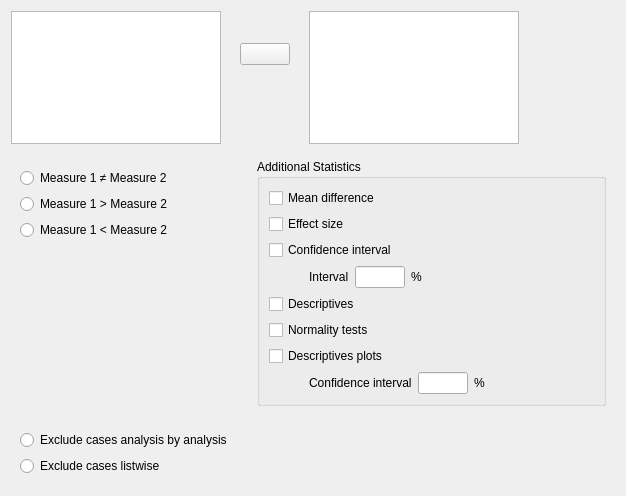
The window that JASP-Desktop/analysisforms/ttestpairedsamplesform.ui (jasp-stats/jasp-desktop) describes before a commit, drawn with Qt 5.
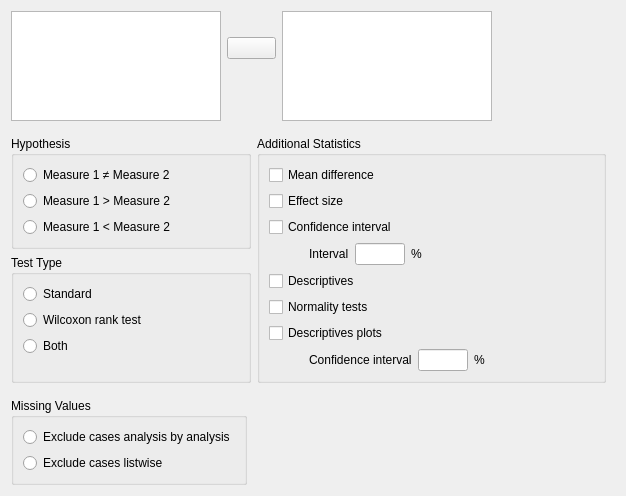
The same window after the commit. Custom widgets are drawn as their Qt base class.

Commit message: IS, PS T-Test: Added option for wilcoxon

Diff of the .ui file:
```diff
--- a/JASP-Desktop/analysisforms/ttestpairedsamplesform.ui
+++ b/JASP-Desktop/analysisforms/ttestpairedsamplesform.ui
@@ -15,8 +15,8 @@
   </property>
   <layout class="QGridLayout" name="gridLayout_7">
    <item row="3" column="0">
-    <widget class="BoundGroupBox" name="missingValues" native="true">
-     <property name="title" stdset="0">
+    <widget class="BoundGroupBox" name="missingValues">
+     <property name="title">
       <string>Missing Values</string>
      </property>
      <property name="flat" stdset="0">
@@ -40,14 +40,14 @@
      </layout>
     </widget>
    </item>
-   <item row="1" column="0" rowspan="2" colspan="5">
+   <item row="1" column="0" rowspan="2" colspan="4">
     <widget class="QWidget" name="widget_3" native="true">
      <layout class="QGridLayout" name="gridLayout_3">
       <property name="leftMargin">
        <number>0</number>
       </property>
       <item row="0" column="0" rowspan="2">
-       <widget class="BoundGroupBox" name="hypothesis" native="true">
+       <widget class="BoundGroupBox" name="hypothesis">
         <property name="minimumSize">
          <size>
           <width>240</width>
@@ -98,7 +98,50 @@
         </layout>
        </widget>
       </item>
-      <item row="0" column="1" rowspan="2">
+      <item row="2" column="0">
+       <widget class="BoundGroupBox" name="testType">
+        <property name="title">
+         <string>Test Type</string>
+        </property>
+        <layout class="QGridLayout" name="gridLayout_10">
+         <item row="0" column="0">
+          <widget class="QRadioButton" name="_1standard">
+           <property name="text">
+            <string>Standard</string>
+           </property>
+          </widget>
+         </item>
+         <item row="2" column="0" rowspan="2" colspan="2">
+          <widget class="QRadioButton" name="_3both">
+           <property name="text">
+            <string>Both</string>
+           </property>
+          </widget>
+         </item>
+         <item row="1" column="0">
+          <widget class="QRadioButton" name="_2wilcoxon">
+           <property name="text">
+            <string>Wilcoxon rank test</string>
+           </property>
+          </widget>
+         </item>
+         <item row="4" column="0">
+          <spacer name="verticalSpacer_6">
+           <property name="orientation">
+            <enum>Qt::Vertical</enum>
+           </property>
+           <property name="sizeHint" stdset="0">
+            <size>
+             <width>20</width>
+             <height>40</height>
+            </size>
+           </property>
+          </spacer>
+         </item>
+        </layout>
+       </widget>
+      </item>
+      <item row="0" column="1" rowspan="3">
        <widget class="GroupBox" name="groupBox_7">
         <property name="title">
          <string>Additional Statistics</string>
@@ -280,7 +323,7 @@
      </layout>
     </widget>
    </item>
-   <item row="0" column="4">
+   <item row="0" column="3">
     <widget class="QWidget" name="widget" native="true">
      <property name="minimumSize">
       <size>
@@ -290,7 +333,7 @@
      </property>
     </widget>
    </item>
-   <item row="0" column="0" colspan="4">
+   <item row="0" column="0" colspan="3">
     <widget class="QWidget" name="widget_2" native="true">
      <layout class="QGridLayout" name="gridLayout">
       <property name="leftMargin">
@@ -429,17 +472,17 @@
    <header>widgets/groupbox.h</header>
    <container>1</container>
   </customwidget>
+  <customwidget>
+   <class>BoundGroupBox</class>
+   <extends>QGroupBox</extends>
+   <header>widgets/boundgroupbox.h</header>
+   <container>1</container>
+  </customwidget>
   <customwidget>
    <class>BoundTextBox</class>
    <extends>QLineEdit</extends>
    <header>widgets/boundtextbox.h</header>
   </customwidget>
-  <customwidget>
-   <class>BoundGroupBox</class>
-   <extends>QWidget</extends>
-   <header>widgets/boundgroupbox.h</header>
-   <container>1</container>
-  </customwidget>
   <customwidget>
    <class>BoundPairsTable</class>
    <extends>QTableView</extends>
```
Left out of the diff: 6 changed lines with no effect on the pictures. The commit also changes 3 other files.
